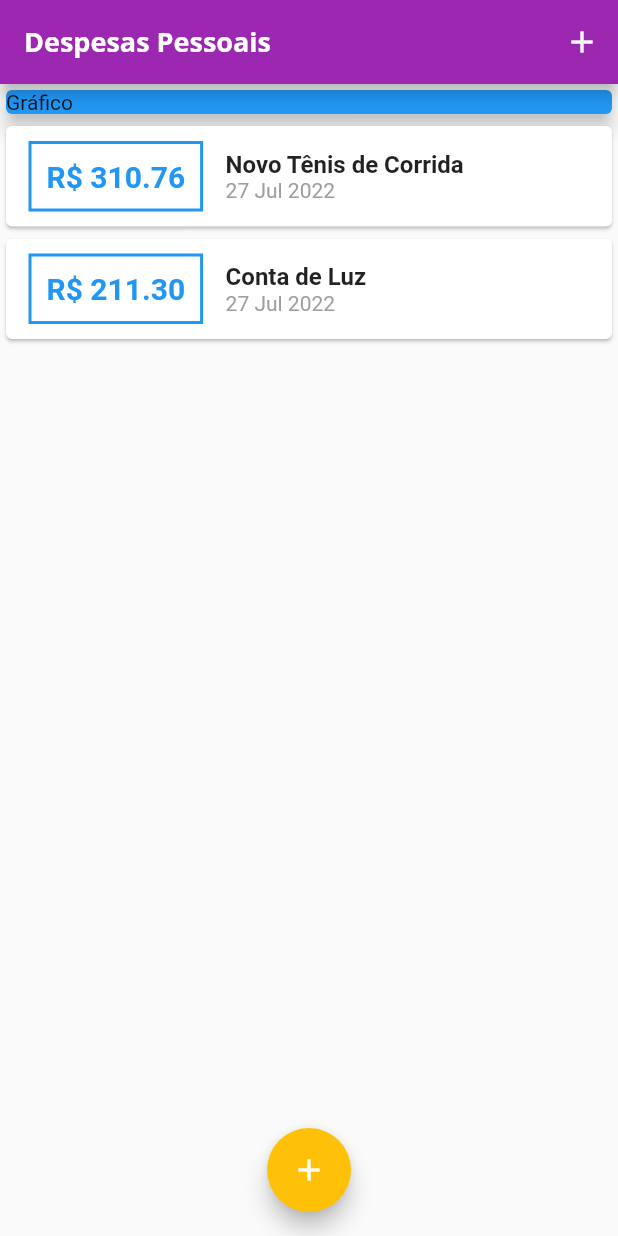
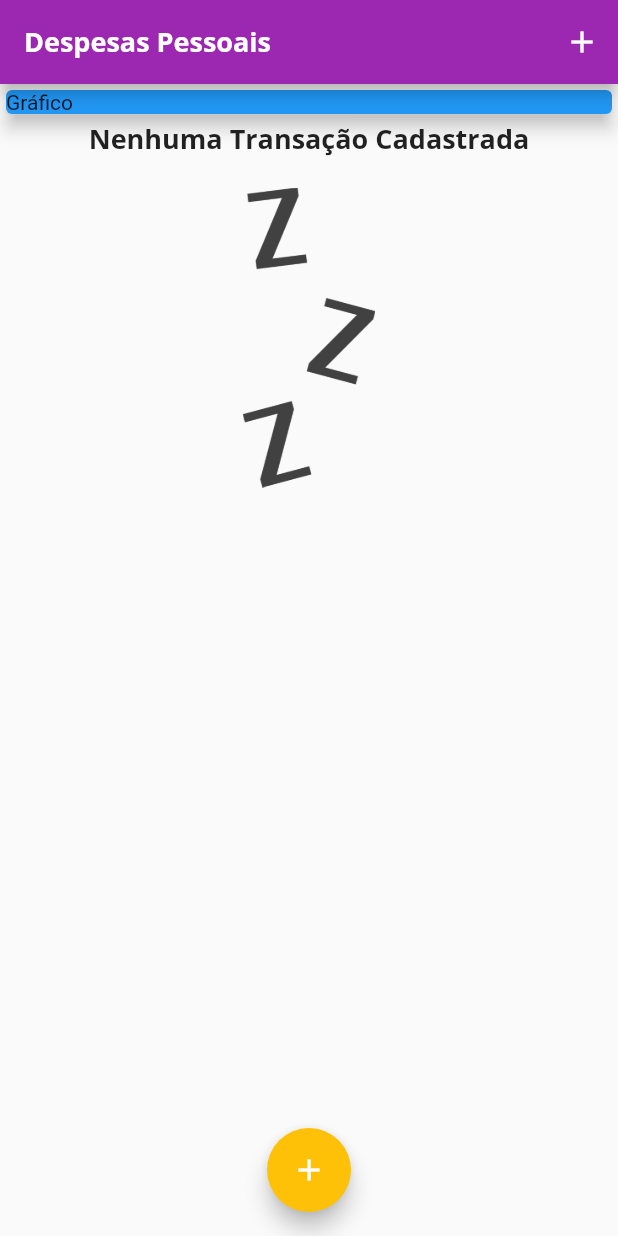
Before and after one commit to CodeAkio/expenses_flutter, a Flutter app: the screen it shows after launch, on a phone screen of 412 x 824 dp. Run offline on Flutter 3.47's test engine with Material 2 defaults, Android fonts, the phone set to English and light mode, and no system bars.

Commit message:
Add message when no transactions

```diff
--- a/lib/components/transaction_list.dart
+++ b/lib/components/transaction_list.dart
@@ -12,7 +12,22 @@ class TransactionList extends StatelessWidget {
   Widget build(BuildContext context) {
     return Container(
       height: 300,
-      child: ListView.builder(
+      child: transactions.isEmpty
+          ? Column(children: [
+              Text(
+                'Nenhuma Transação Cadastrada',
+                style: Theme.of(context).textTheme.headline6,
+              ),
+              SizedBox(
+                height: 20,
+              ),
+              Container(
+                height: 200,
+                child:
+                    Image.asset('assets/images/waiting.png', fit: BoxFit.cover),
+              ),
+            ])
+          : ListView.builder(
               itemCount: transactions.length,
               itemBuilder: (ctx, index) {
                 final tr = transactions[index];
@@ -21,10 +36,12 @@ class TransactionList extends StatelessWidget {
                   child: Row(
                     children: [
                       Container(
-                  margin: EdgeInsets.symmetric(horizontal: 15, vertical: 10),
+                        margin:
+                            EdgeInsets.symmetric(horizontal: 15, vertical: 10),
                         decoration: BoxDecoration(
                             border: Border.all(
-                          color: Theme.of(context).primaryColor, width: 2)),
+                                color: Theme.of(context).primaryColor,
+                                width: 2)),
                         padding: EdgeInsets.all(10),
                         child: Text(
                           'R\$ ${tr.value.toStringAsFixed(2)}',
@@ -39,8 +56,8 @@ class TransactionList extends StatelessWidget {
                         children: [
                           Text(
                             tr.title,
-                      style:
-                          TextStyle(fontSize: 16, fontWeight: FontWeight.bold),
+                            style: TextStyle(
+                                fontSize: 16, fontWeight: FontWeight.bold),
                           ),
                           Text(
                             DateFormat('d MMM y').format(tr.date),
--- a/lib/main.dart
+++ b/lib/main.dart
@@ -37,19 +37,19 @@ class MyHomePage extends StatefulWidget {
 }
 
 class _MyHomePageState extends State<MyHomePage> {
-  final _transactions = [
-    Transaction(
-      id: 't1',
-      title: 'Novo Tênis de Corrida',
-      value: 310.76,
-      date: DateTime.now(),
-    ),
-    Transaction(
-      id: 't2',
-      title: 'Conta de Luz',
-      value: 211.30,
-      date: DateTime.now(),
-    ),
+  final List<Transaction> _transactions = [
+    // Transaction(
+    //   id: 't1',
+    //   title: 'Novo Tênis de Corrida',
+    //   value: 310.76,
+    //   date: DateTime.now(),
+    // ),
+    // Transaction(
+    //   id: 't2',
+    //   title: 'Conta de Luz',
+    //   value: 211.30,
+    //   date: DateTime.now(),
+    // ),
   ];
 
   @override
--- a/pubspec.yaml
+++ b/pubspec.yaml
@@ -59,8 +59,8 @@ flutter:
   uses-material-design: true
 
   # To add assets to your application, add an assets section, like this:
-  # assets:
-  #   - images/a_dot_burr.jpeg
+  assets:
+    - assets/images/waiting.png
   #   - images/a_dot_ham.jpeg
 
   # An image asset can refer to one or more resolution-specific "variants", see
```
Also changed, not shown: assets/images/waiting.png (added). Lines whose indentation alone changed are shown as unchanged.
